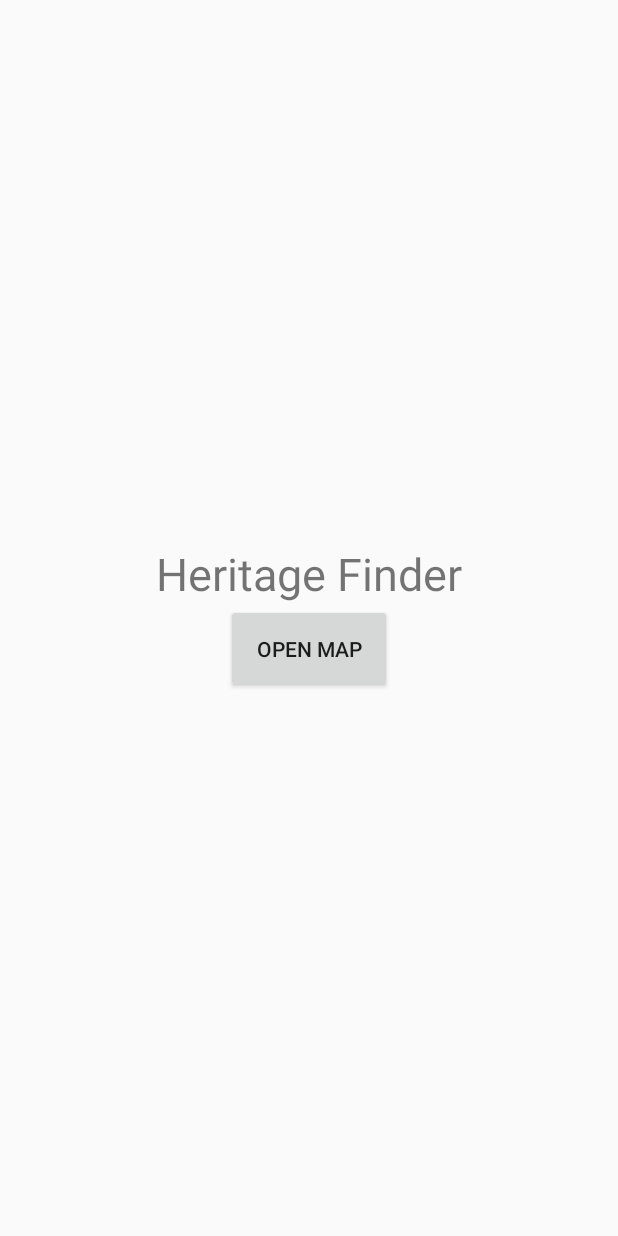
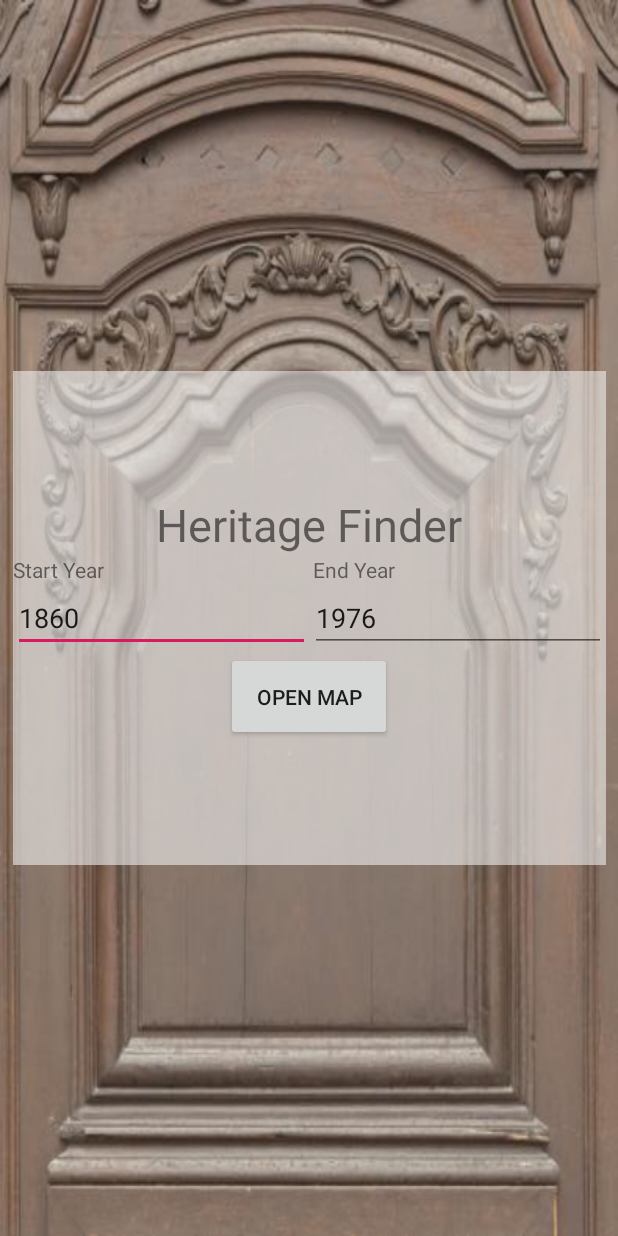
Before and after one commit to AKing58/HeritageFinder, an Android app: the screen it shows after launch (MainActivity), on a phone screen of 412 x 824 dp. Run offline under Robolectric (Android 15) with nearby library versions, the phone set to English and light mode, and no system bars; 4 statements that could not run were skipped.

Commit message:
Changed some main activity stuff

```diff
--- a/app/src/main/java/com/example/heritagefinder/MainActivity.java
+++ b/app/src/main/java/com/example/heritagefinder/MainActivity.java
@@ -4,8 +4,11 @@ import android.content.Intent;
 import android.os.AsyncTask;
 import android.support.v7.app.AppCompatActivity;
 import android.os.Bundle;
+import android.text.Editable;
+import android.text.TextWatcher;
 import android.util.Log;
 import android.view.View;
+import android.widget.EditText;
 import android.widget.SeekBar;
 
 import java.util.ArrayList;
@@ -13,8 +16,11 @@ import java.util.ArrayList;
 public class MainActivity extends AppCompatActivity{
     ArrayList<Building> hertiageBuildings = new ArrayList<>();
     ArrayList<Building> buildingsAgeBuildings = new ArrayList<>();
-
-
+    int minAge;
+    int maxAge;
+    EditText minText;
+    EditText maxText;
+    boolean preventLoop = false;
     @Override
     protected void onCreate(Bundle savedInstanceState) {
         super.onCreate(savedInstanceState);
@@ -22,6 +28,59 @@ public class MainActivity extends AppCompatActivity{
         //SeekBar seekBar = this.findViewById(R.id.seekBar3);
         //seekBar.setOnSeekBarChangeListener(this);
         new AsyncTest().execute();
+
+        minText = findViewById(R.id.minEditText);
+        minAge = Integer.parseInt(minText.getText().toString());
+        maxText = findViewById(R.id.maxEditText);
+        maxAge = Integer.parseInt(maxText.getText().toString());
+        minText.addTextChangedListener(new TextWatcher(){
+            public void afterTextChanged(Editable s){
+                if(preventLoop)
+                    return;
+                if(minText.getText().toString().length() == 4 && Integer.parseInt(minText.getText().toString()) < 1860){
+                    preventLoop = true;
+                    minText.setText("1860");
+                    preventLoop = false;
+                }
+            }
+
+            @Override
+            public void beforeTextChanged(CharSequence s, int start, int count, int after) {}
+
+            @Override
+            public void onTextChanged(CharSequence s, int start, int before, int count) {
+                if(s.toString().length() == 4){
+                    if(Integer.parseInt(s.toString()) > 1860){
+                        minAge = Integer.parseInt(s.toString());
+                    }
+                }
+            }
+        });
+
+        maxText.addTextChangedListener(new TextWatcher(){
+            public void afterTextChanged(Editable s){
+                if(preventLoop)
+                    return;
+                if(maxText.getText().toString().length() == 4 && Integer.parseInt(maxText.getText().toString()) > 1976){
+                    preventLoop = true;
+                    maxText.setText("1976");
+                    preventLoop = false;
+                }
+            }
+
+            @Override
+            public void beforeTextChanged(CharSequence s, int start, int count, int after) {}
+
+            @Override
+            public void onTextChanged(CharSequence s, int start, int before, int count) {
+                if(s.toString().length() == 4){
+                    if(Integer.parseInt(s.toString()) < 1976){
+                        maxAge = Integer.parseInt(s.toString());
+                    }
+                }
+
+            }
+        });
     }
 
     public void getDetails(View view){
@@ -39,10 +98,20 @@ public class MainActivity extends AppCompatActivity{
     }
     */
 
+    public void minAgeOnChange(){
+        minAge = Integer.parseInt(minText.getText().toString());
+    }
+
+    public void maxAgeOnChange(){
+        maxAge = Integer.parseInt(maxText.getText().toString());
+    }
+
     public void openMaps(View view){
         Intent i = new Intent(this, MapsActivity.class);
         Bundle bun = new Bundle();
         bun.putSerializable("buildings", hertiageBuildings);
+        bun.putInt("min", minAge);
+        bun.putInt("max", maxAge);
         i.putExtras(bun);
         startActivity(i);
     }
--- a/app/src/main/res/layout/activity_main.xml
+++ b/app/src/main/res/layout/activity_main.xml
@@ -4,6 +4,7 @@
     xmlns:tools="http://schemas.android.com/tools"
     android:layout_width="match_parent"
     android:layout_height="match_parent"
+    android:background="@drawable/woodpanel"
     tools:context=".MainActivity">
 
     <LinearLayout
@@ -11,6 +12,7 @@
         android:layout_height="329dp"
         android:orientation="vertical"
         android:gravity="center"
+        android:background="#99EEEEEE"
         app:layout_constraintBottom_toBottomOf="parent"
         app:layout_constraintEnd_toEndOf="parent"
         app:layout_constraintHorizontal_bias="0.5"
@@ -29,6 +31,50 @@
             app:layout_constraintTop_toTopOf="parent"
             app:layout_constraintVertical_bias="0.31" />
 
+        <LinearLayout
+            android:layout_width="match_parent"
+            android:layout_height="wrap_content"
+            android:orientation="horizontal">
+
+            <TextView
+                android:id="@+id/minTextView"
+                android:layout_width="wrap_content"
+                android:layout_height="wrap_content"
+                android:layout_weight="1"
+                android:text="Start Year" />
+
+            <TextView
+                android:id="@+id/minTextView"
+                android:layout_width="wrap_content"
+                android:layout_height="wrap_content"
+                android:layout_weight="1"
+                android:text="End Year" />
+        </LinearLayout>
+
+        <LinearLayout
+            android:layout_width="match_parent"
+            android:layout_height="wrap_content"
+            android:orientation="horizontal">
+
+            <EditText
+                android:id="@+id/minEditText"
+                android:layout_width="wrap_content"
+                android:layout_height="wrap_content"
+                android:layout_weight="1"
+                android:ems="10"
+                android:inputType="number"
+                android:text="1860" />
+
+            <EditText
+                android:id="@+id/maxEditText"
+                android:layout_width="wrap_content"
+                android:layout_height="wrap_content"
+                android:layout_weight="1"
+                android:ems="10"
+                android:inputType="number"
+                android:text="1976" />
+        </LinearLayout>
+
         <Button
             android:id="@+id/button2"
             android:layout_width="wrap_content"
```
Also changed, not shown: app/src/main/java/com/example/heritagefinder/MapsActivity.java (+9 -0 lines), app/src/main/res/drawable/woodpanel.jpg (added).
